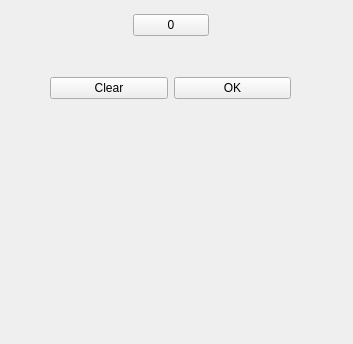
Qt form DLL-pincode/pincode.ui (banksimul2022/group6) before a commit; both pictures show x 0 to 353 and y 212 to 556 of the 353 by 556 pixel window.
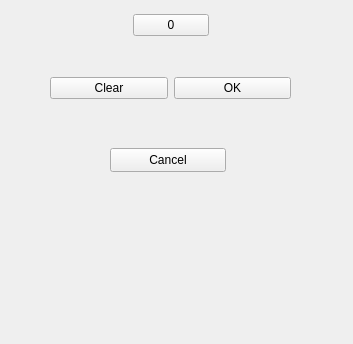
The same form after that commit.

What changed in the file:
```diff
--- a/DLL-pincode/pincode.ui
+++ b/DLL-pincode/pincode.ui
@@ -148,6 +148,19 @@
     <string>         Syötä PIN-koodi</string>
    </property>
   </widget>
+  <widget class="QPushButton" name="btn_cancel">
+   <property name="geometry">
+    <rect>
+     <x>110</x>
+     <y>360</y>
+     <width>116</width>
+     <height>24</height>
+    </rect>
+   </property>
+   <property name="text">
+    <string>Cancel</string>
+   </property>
+  </widget>
  </widget>
  <resources/>
  <connections/>
```
